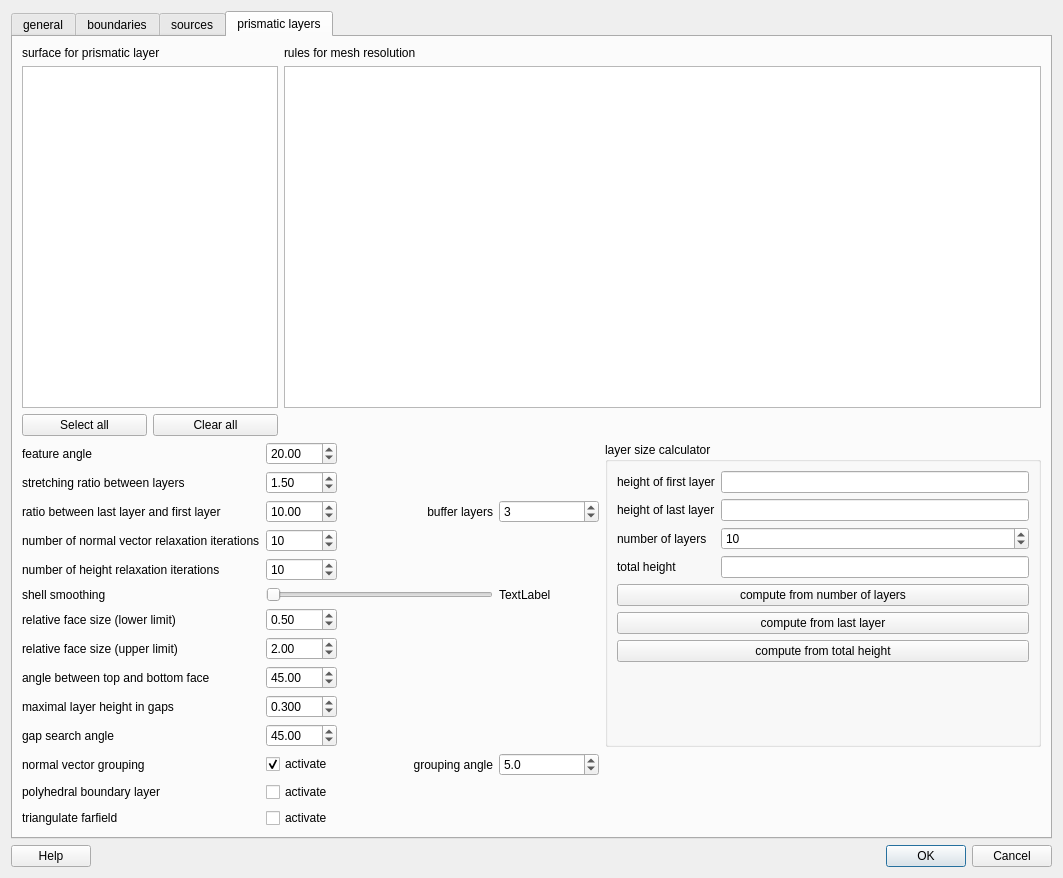
First picture: the form in src/libengrid/guicreatesurfacemesh.ui, repository enGits/engrid, before the edit.
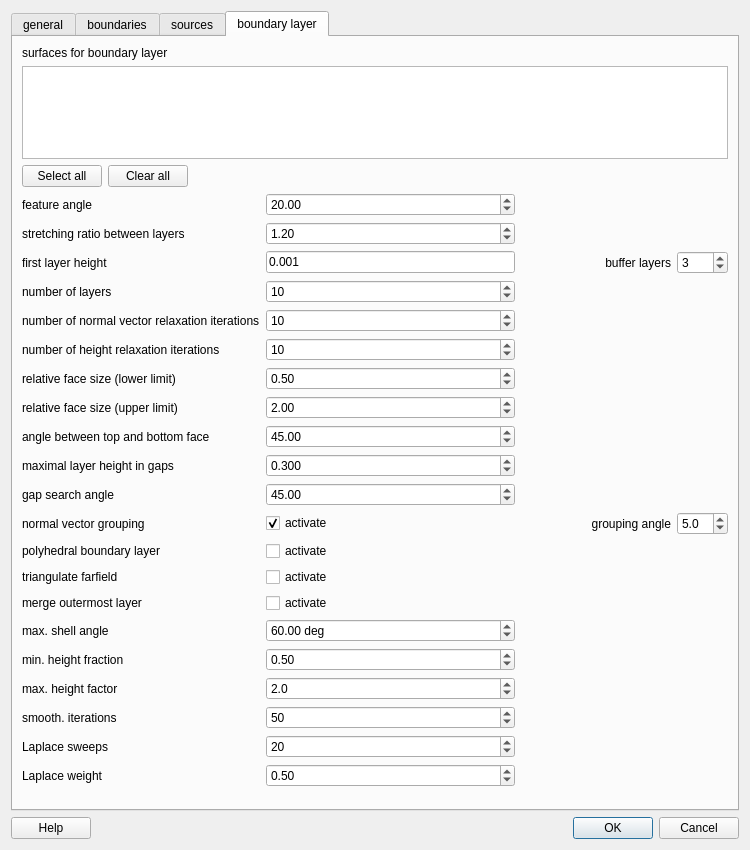
Second picture: the form after the edit. Icons and pictures are not drawn.

Commit message: Add shell height smoother with 3D Laplacian post-processing

Diff of the .ui file:
```diff
--- a/src/libengrid/guicreatesurfacemesh.ui
+++ b/src/libengrid/guicreatesurfacemesh.ui
@@ -6,12 +6,12 @@
    <rect>
     <x>0</x>
     <y>0</y>
-    <width>1063</width>
-    <height>878</height>
+    <width>750</width>
+    <height>850</height>
    </rect>
   </property>
   <property name="windowTitle">
-   <string>Create surface mesh</string>
+   <string>Mesh Properties</string>
   </property>
   <property name="windowIcon">
    <iconset resource="engrid.qrc">
@@ -313,20 +313,15 @@
        <bool>true</bool>
       </property>
       <attribute name="title">
-       <string>prismatic layers</string>
+       <string>boundary layer</string>
       </attribute>
       <layout class="QVBoxLayout" name="verticalLayout_4">
        <item>
-        <layout class="QGridLayout" name="gridLayout_3">
-         <item row="1" column="1">
-          <widget class="QTextEdit" name="m_TextEditPrismaticLayers">
-           <property name="enabled">
-            <bool>true</bool>
-           </property>
-           <property name="font">
-            <font>
-             <family>Liberation Mono</family>
-            </font>
+        <layout class="QGridLayout" name="gridLayout_bc">
+         <item row="0" column="0">
+          <widget class="QLabel" name="label_7">
+           <property name="text">
+            <string>surfaces for boundary layer</string>
            </property>
           </widget>
          </item>
@@ -336,11 +331,17 @@
             <bool>true</bool>
            </property>
            <property name="sizePolicy">
-            <sizepolicy hsizetype="Minimum" vsizetype="Expanding">
+            <sizepolicy hsizetype="Expanding" vsizetype="Expanding">
              <horstretch>0</horstretch>
              <verstretch>0</verstretch>
             </sizepolicy>
            </property>
+           <property name="maximumSize">
+            <size>
+             <width>16777215</width>
+             <height>120</height>
+            </size>
+           </property>
           </widget>
          </item>
          <item row="2" column="0">
@@ -362,39 +363,45 @@
              </property>
             </widget>
            </item>
+           <item>
+            <spacer name="horizontalSpacer_bl">
+             <property name="orientation">
+              <enum>Qt::Horizontal</enum>
+             </property>
+             <property name="sizeHint" stdset="0">
+              <size>
+               <width>40</width>
+               <height>20</height>
+              </size>
+             </property>
+            </spacer>
+           </item>
           </layout>
          </item>
-         <item row="2" column="1">
-          <spacer name="horizontalSpacer_2">
-           <property name="orientation">
-            <enum>Qt::Horizontal</enum>
-           </property>
-           <property name="sizeHint" stdset="0">
-            <size>
-             <width>40</width>
-             <height>20</height>
-            </size>
-           </property>
-          </spacer>
-         </item>
-         <item row="0" column="0">
-          <widget class="QLabel" name="label_7">
-           <property name="text">
-            <string>surface for prismatic layer</string>
-           </property>
-          </widget>
-         </item>
-         <item row="0" column="1">
-          <widget class="QLabel" name="label_8">
-           <property name="text">
-            <string>rules for mesh resolution</string>
-           </property>
-          </widget>
-         </item>
         </layout>
        </item>
        <item>
         <layout class="QGridLayout" name="gridLayout_5">
+         <item row="0" column="0">
+          <widget class="QLabel" name="label_11">
+           <property name="text">
+            <string>feature angle</string>
+           </property>
+          </widget>
+         </item>
+         <item row="0" column="1">
+          <widget class="QDoubleSpinBox" name="m_DoubleSpinBoxBoundaryLayerFeatureAngle">
+           <property name="maximum">
+            <double>180.000000000000000</double>
+           </property>
+           <property name="singleStep">
+            <double>2.500000000000000</double>
+           </property>
+           <property name="value">
+            <double>20.000000000000000</double>
+           </property>
+          </widget>
+         </item>
          <item row="1" column="0">
           <widget class="QLabel" name="label_13">
            <property name="text">
@@ -402,76 +409,113 @@
            </property>
           </widget>
          </item>
+         <item row="1" column="1">
+          <widget class="QDoubleSpinBox" name="m_DoubleSpinBoxBoundaryLayerStretchingRatio">
+           <property name="minimum">
+            <double>1.000000000000000</double>
+           </property>
+           <property name="maximum">
+            <double>10.000000000000000</double>
+           </property>
+           <property name="singleStep">
+            <double>0.050000000000000</double>
+           </property>
+           <property name="value">
+            <double>1.200000000000000</double>
+           </property>
+          </widget>
+         </item>
+         <item row="2" column="0">
+          <widget class="QLabel" name="label_firstlayer">
+           <property name="text">
+            <string>first layer height</string>
+           </property>
+          </widget>
+         </item>
+         <item row="2" column="1">
+          <widget class="QLineEdit" name="m_LineEditFirstLayerHeight">
+           <property name="text">
+            <string>0.001</string>
+           </property>
+          </widget>
+         </item>
+         <item row="2" column="2">
+          <widget class="QLabel" name="label_28">
+           <property name="layoutDirection">
+            <enum>Qt::LeftToRight</enum>
+           </property>
+           <property name="text">
+            <string>buffer layers</string>
+           </property>
+           <property name="alignment">
+            <set>Qt::AlignRight|Qt::AlignTrailing|Qt::AlignVCenter</set>
+           </property>
+          </widget>
+         </item>
+         <item row="2" column="3">
+          <widget class="QSpinBox" name="m_SpinBoxBufferLayers">
+           <property name="minimum">
+            <number>0</number>
+           </property>
+           <property name="maximum">
+            <number>10</number>
+           </property>
+           <property name="value">
+            <number>3</number>
+           </property>
+          </widget>
+         </item>
+         <item row="3" column="0">
+          <widget class="QLabel" name="label_numlayers">
+           <property name="text">
+            <string>number of layers</string>
+           </property>
+          </widget>
+         </item>
+         <item row="3" column="1">
+          <widget class="QSpinBox" name="m_SpinBoxNumLayers">
+           <property name="minimum">
+            <number>1</number>
+           </property>
+           <property name="maximum">
+            <number>100</number>
+           </property>
+           <property name="value">
+            <number>10</number>
+           </property>
+          </widget>
+         </item>
          <item row="4" column="0">
+          <widget class="QLabel" name="label_12">
+           <property name="text">
+            <string>number of normal vector relaxation iterations</string>
+           </property>
+          </widget>
+         </item>
+         <item row="4" column="1">
+          <widget class="QSpinBox" name="m_SpinBoxNormalRelaxationIterations">
+           <property name="maximum">
+            <number>1000</number>
+           </property>
+           <property name="value">
+            <number>10</number>
+           </property>
+          </widget>
+         </item>
+         <item row="5" column="0">
           <widget class="QLabel" name="label_14">
            <property name="text">
             <string>number of height relaxation iterations</string>
            </property>
           </widget>
          </item>
-         <item row="7" column="1">
-          <widget class="QDoubleSpinBox" name="m_DoubleSpinBoxBoundaryLayerUpperFaceLimit">
+         <item row="5" column="1">
+          <widget class="QSpinBox" name="m_SpinBoxHeightRelaxationIterations">
            <property name="maximum">
-            <double>100.000000000000000</double>
+            <number>1000</number>
            </property>
-           <property name="singleStep">
-            <double>0.050000000000000</double>
-           </property>
            <property name="value">
-            <double>2.000000000000000</double>
-           </property>
-          </widget>
-         </item>
-         <item row="11" column="4">
-          <spacer name="horizontalSpacer_5">
-           <property name="orientation">
-            <enum>Qt::Horizontal</enum>
-           </property>
-           <property name="sizeHint" stdset="0">
-            <size>
-             <width>40</width>
-             <height>20</height>
-            </size>
-           </property>
-          </spacer>
-         </item>
-         <item row="2" column="0">
-          <widget class="QLabel" name="label_15">
-           <property name="text">
-            <string>ratio between last layer and first layer</string>
-           </property>
-          </widget>
-         </item>
-         <item row="11" column="1">
-          <widget class="QCheckBox" name="m_CheckBoxBoundaryLayerNormalVectorGrouping">
-           <property name="text">
-            <string>activate</string>
-           </property>
-           <property name="checked">
-            <bool>true</bool>
-           </property>
-          </widget>
-         </item>
-         <item row="7" column="0">
-          <widget class="QLabel" name="label_17">
-           <property name="text">
-            <string>relative face size (upper limit)</string>
-           </property>
-          </widget>
-         </item>
-         <item row="1" column="1">
-          <widget class="QDoubleSpinBox" name="m_DoubleSpinBoxBoundaryLayerStretchingRatio">
-           <property name="minimum">
-            <double>1.000000000000000</double>
-           </property>
-           <property name="maximum">
-            <double>10.000000000000000</double>
-           </property>
-           <property name="singleStep">
-            <double>0.050000000000000</double>
-           </property>
-           <property name="value">
-            <double>1.500000000000000</double>
+            <number>10</number>
            </property>
           </widget>
          </item>
@@ -495,33 +539,23 @@
            </property>
           </widget>
          </item>
-         <item row="10" column="0">
-          <widget class="QLabel" name="label_20">
+         <item row="7" column="0">
+          <widget class="QLabel" name="label_17">
            <property name="text">
-            <string>gap search angle</string>
+            <string>relative face size (upper limit)</string>
            </property>
           </widget>
          </item>
-         <item row="0" column="1">
-          <widget class="QDoubleSpinBox" name="m_DoubleSpinBoxBoundaryLayerFeatureAngle">
+         <item row="7" column="1">
+          <widget class="QDoubleSpinBox" name="m_DoubleSpinBoxBoundaryLayerUpperFaceLimit">
            <property name="maximum">
-            <double>180.000000000000000</double>
+            <double>100.000000000000000</double>
            </property>
            <property name="singleStep">
-            <double>2.500000000000000</double>
+            <double>0.050000000000000</double>
            </property>
            <property name="value">
-            <double>20.000000000000000</double>
-           </property>
-          </widget>
-         </item>
-         <item row="4" column="1">
-          <widget class="QSpinBox" name="m_SpinBoxHeightRelaxationIterations">
-           <property name="maximum">
-            <number>1000</number>
-           </property>
-           <property name="value">
-            <number>10</number>
+            <double>2.000000000000000</double>
            </property>
           </widget>
          </item>
@@ -532,6 +566,62 @@
            </property>
           </widget>
          </item>
+         <item row="8" column="1">
+          <widget class="QDoubleSpinBox" name="m_DoubleSpinBoxBoundaryLayerFaceAngle">
+           <property name="maximum">
+            <double>180.000000000000000</double>
+           </property>
+           <property name="singleStep">
+            <double>2.500000000000000</double>
+           </property>
+           <property name="value">
+            <double>45.000000000000000</double>
+           </property>
+          </widget>
+         </item>
+         <item row="9" column="0">
+          <widget class="QLabel" name="label_19">
+           <property name="text">
+            <string>maximal layer height in gaps</string>
+           </property>
+          </widget>
+         </item>
+         <item row="9" column="1">
+          <widget class="QDoubleSpinBox" name="m_DoubleSpinBoxBoundaryLayerGapHeight">
+           <property name="decimals">
+            <number>3</number>
+           </property>
+           <property name="maximum">
+            <double>1.000000000000000</double>
+           </property>
+           <property name="singleStep">
+            <double>0.025000000000000</double>
+           </property>
+           <property name="value">
+            <double>0.300000000000000</double>
+           </property>
+          </widget>
+         </item>
+         <item row="10" column="0">
+          <widget class="QLabel" name="label_20">
+           <property name="text">
+            <string>gap search angle</string>
+           </property>
+          </widget>
+         </item>
+         <item row="10" column="1">
+          <widget class="QDoubleSpinBox" name="m_DoubleSpinBoxBoundaryLayerRadarAngle">
+           <property name="maximum">
+            <double>90.000000000000000</double>
+           </property>
+           <property name="singleStep">
+            <double>2.500000000000000</double>
+           </property>
+           <property name="value">
+            <double>45.000000000000000</double>
+           </property>
+          </widget>
+         </item>
          <item row="11" column="0">
           <widget class="QLabel" name="label_21">
            <property name="text">
@@ -539,20 +629,13 @@
            </property>
           </widget>
          </item>
-         <item row="3" column="1">
-          <widget class="QSpinBox" name="m_SpinBoxNormalRelaxationIterations">
-           <property name="maximum">
-            <number>1000</number>
-           </property>
-           <property name="value">
-            <number>10</number>
-           </property>
-          </widget>
-         </item>
-         <item row="3" column="0">
-          <widget class="QLabel" name="label_12">
+         <item row="11" column="1">
+          <widget class="QCheckBox" name="m_CheckBoxBoundaryLayerNormalVectorGrouping">
            <property name="text">
-            <string>number of normal vector relaxation iterations</string>
+            <string>activate</string>
+           </property>
+           <property name="checked">
+            <bool>true</bool>
            </property>
           </widget>
          </item>
@@ -591,236 +674,6 @@
            </property>
           </widget>
          </item>
-         <item row="9" column="0">
-          <widget class="QLabel" name="label_19">
-           <property name="text">
-            <string>maximal layer height in gaps</string>
-           </property>
-          </widget>
-         </item>
-         <item row="10" column="1">
-          <widget class="QDoubleSpinBox" name="m_DoubleSpinBoxBoundaryLayerRadarAngle">
-           <property name="maximum">
-            <double>90.000000000000000</double>
-           </property>
-           <property name="singleStep">
-            <double>2.500000000000000</double>
-           </property>
-           <property name="value">
-            <double>45.000000000000000</double>
-           </property>
-          </widget>
-         </item>
-         <item row="0" column="0">
-          <widget class="QLabel" name="label_11">
-           <property name="text">
-            <string>feature angle</string>
-           </property>
-          </widget>
-         </item>
-         <item row="8" column="1">
-          <widget class="QDoubleSpinBox" name="m_DoubleSpinBoxBoundaryLayerFaceAngle">
-           <property name="maximum">
-            <double>180.000000000000000</double>
-           </property>
-           <property name="singleStep">
-            <double>2.500000000000000</double>
-           </property>
-           <property name="value">
-            <double>45.000000000000000</double>
-           </property>
-          </widget>
-         </item>
-         <item row="9" column="1">
-          <widget class="QDoubleSpinBox" name="m_DoubleSpinBoxBoundaryLayerGapHeight">
-           <property name="decimals">
-            <number>3</number>
-           </property>
-           <property name="maximum">
-            <double>1.000000000000000</double>
-           </property>
-           <property name="singleStep">
-            <double>0.025000000000000</double>
-           </property>
-           <property name="value">
-            <double>0.300000000000000</double>
-           </property>
-          </widget>
-         </item>
-         <item row="2" column="1">
-          <widget class="QDoubleSpinBox" name="m_DoubleSpinBoxBoundaryLayerFarfieldRatio">
-           <property name="minimum">
-            <double>1.000000000000000</double>
-           </property>
-           <property name="maximum">
-            <double>1000.000000000000000</double>
-           </property>
-           <property name="singleStep">
-            <double>0.100000000000000</double>
-           </property>
-           <property name="value">
-            <double>10.000000000000000</double>
-           </property>
-          </widget>
-         </item>
-         <item row="0" column="4" rowspan="11">
-          <widget class="QGroupBox" name="groupBox">
-           <property name="title">
-            <string>layer size calculator</string>
-           </property>
-           <layout class="QGridLayout" name="gridLayout_7">
-            <item row="1" column="1">
-             <widget class="QLineEdit" name="m_LineEditCalcH1"/>
-            </item>
-            <item row="1" column="0">
-             <widget class="QLabel" name="label_24">
-              <property name="text">
-               <string>height of last layer</string>
-              </property>
-             </widget>
-            </item>
-            <item row="2" column="0">
-             <widget class="QLabel" name="label_25">
-              <property name="text">
-               <string>number of layers</string>
-              </property>
-             </widget>
-            </item>
-            <item row="3" column="0">
-             <widget class="QLabel" name="label_26">
-              <property name="text">
-               <string>total height</string>
-              </property>
-             </widget>
-            </item>
-            <item row="3" column="1">
-             <widget class="QLineEdit" name="m_LineEditCalcTotalH"/>
-            </item>
-            <item row="0" column="1">
-             <widget class="QLineEdit" name="m_LineEditCalcH0"/>
-            </item>
-            <item row="2" column="1">
-             <widget class="QSpinBox" name="m_SpinBoxCalcNumLayers">
-              <property name="minimum">
-               <number>2</number>
-              </property>
-              <property name="maximum">
-               <number>100</number>
-              </property>
-              <property name="value">
-               <number>10</number>
-              </property>
-             </widget>
-            </item>
-            <item row="4" column="0" colspan="2">
-             <widget class="QPushButton" name="m_PushButtonCalc1">
-              <property name="text">
-               <string>compute from number of layers</string>
-              </property>
-             </widget>
-            </item>
-            <item row="0" column="0">
-             <widget class="QLabel" name="label_23">
-              <property name="text">
-               <string>height of first layer</string>
-              </property>
-             </widget>
-            </item>
-            <item row="7" column="1">
-             <spacer name="verticalSpacer_3">
-              <property name="orientation">
-               <enum>Qt::Vertical</enum>
-              </property>
-              <property name="sizeHint" stdset="0">
-               <size>
-                <width>20</width>
-                <height>40</height>
-               </size>
-              </property>
-             </spacer>
-            </item>
-            <item row="5" column="0" colspan="2">
-             <widget class="QPushButton" name="m_PushButtonCalc2">
-              <property name="text">
-               <string>compute from last layer</string>
-              </property>
-             </widget>
-            </item>
-            <item row="6" column="0" colspan="2">
-             <widget class="QPushButton" name="m_PushButtonCalc3">
-              <property name="text">
-               <string>compute from total height</string>
-              </property>
-             </widget>
-            </item>
-           </layout>
-          </widget>
-         </item>
-         <item row="5" column="0">
-          <widget class="QLabel" name="label_27">
-           <property name="text">
-            <string>shell smoothing</string>
-           </property>
-          </widget>
-         </item>
-         <item row="5" column="1" colspan="2">
-          <widget class="QSlider" name="m_PassBandSlider">
-           <property name="maximum">
-            <number>1000</number>
-           </property>
-           <property name="pageStep">
-            <number>50</number>
-           </property>
-           <property name="orientation">
-            <enum>Qt::Horizontal</enum>
-           </property>
-          </widget>
-         </item>
-         <item row="5" column="3">
-          <widget class="QLabel" name="m_LabelPassBand">
-           <property name="minimumSize">
-            <size>
-             <width>100</width>
-             <height>0</height>
-            </size>
-           </property>
-           <property name="maximumSize">
-            <size>
-             <width>100</width>
-             <height>16777215</height>
-            </size>
-           </property>
-           <property name="text">
-            <string>TextLabel</string>
-           </property>
-          </widget>
-         </item>
-         <item row="2" column="3">
-          <widget class="QSpinBox" name="m_SpinBoxBufferLayers">
-           <property name="minimum">
-            <number>0</number>
-           </property>
-           <property name="maximum">
-            <number>10</number>
-           </property>
-           <property name="value">
-            <number>3</number>
-           </property>
-          </widget>
-         </item>
-         <item row="2" column="2">
-          <widget class="QLabel" name="label_28">
-           <property name="layoutDirection">
-            <enum>Qt::LeftToRight</enum>
-           </property>
-           <property name="text">
-            <string>buffer layers</string>
-           </property>
-           <property name="alignment">
-            <set>Qt::AlignRight|Qt::AlignTrailing|Qt::AlignVCenter</set>
-           </property>
-          </widget>
-         </item>
          <item row="12" column="0">
           <widget class="QLabel" name="label_29">
            <property name="text">
@@ -855,9 +708,189 @@
            </property>
           </widget>
          </item>
+         <item row="14" column="0">
+          <widget class="QLabel" name="label_31">
+           <property name="text">
+            <string>merge outermost layer</string>
+           </property>
+          </widget>
+         </item>
+         <item row="14" column="1">
+          <widget class="QCheckBox" name="m_CheckBoxMergeTopLayer">
+           <property name="text">
+            <string>activate</string>
+           </property>
+           <property name="checked">
+            <bool>false</bool>
+           </property>
+          </widget>
+         </item>
+         <item row="15" column="0">
+          <widget class="QLabel" name="label_32">
+           <property name="text">
+            <string>max. shell angle</string>
+           </property>
+          </widget>
+         </item>
+         <item row="15" column="1">
+          <widget class="QDoubleSpinBox" name="m_DoubleSpinBoxMaxShellAngle">
+           <property name="minimum">
+            <double>1.000000000000000</double>
+           </property>
+           <property name="maximum">
+            <double>180.000000000000000</double>
+           </property>
+           <property name="singleStep">
+            <double>1.000000000000000</double>
+           </property>
+           <property name="value">
+            <double>60.000000000000000</double>
+           </property>
+           <property name="suffix">
+            <string> deg</string>
+           </property>
+          </widget>
+         </item>
+         <item row="16" column="0">
+          <widget class="QLabel" name="label_33">
+           <property name="text">
+            <string>min. height fraction</string>
+           </property>
+          </widget>
+         </item>
+         <item row="16" column="1">
+          <widget class="QDoubleSpinBox" name="m_DoubleSpinBoxSmoothShellA">
+           <property name="minimum">
+            <double>0.000000000000000</double>
+           </property>
+           <property name="maximum">
+            <double>1.000000000000000</double>
+           </property>
+           <property name="singleStep">
+            <double>0.050000000000000</double>
+           </property>
+           <property name="decimals">
+            <number>2</number>
+           </property>
+           <property name="value">
+            <double>0.500000000000000</double>
+           </property>
+          </widget>
+         </item>
+         <item row="17" column="0">
+          <widget class="QLabel" name="label_34">
+           <property name="text">
+            <string>max. height factor</string>
+           </property>
+          </widget>
+         </item>
+         <item row="17" column="1">
+          <widget class="QDoubleSpinBox" name="m_DoubleSpinBoxSmoothShellB">
+           <property name="minimum">
+            <double>1.000000000000000</double>
+           </property>
+           <property name="maximum">
+            <double>4.000000000000000</double>
+           </property>
+           <property name="singleStep">
+            <double>0.100000000000000</double>
+           </property>
+           <property name="decimals">
+            <number>1</number>
+           </property>
+           <property name="value">
+            <double>2.000000000000000</double>
+           </property>
+          </widget>
+         </item>
+         <item row="18" column="0">
+          <widget class="QLabel" name="label_35">
+           <property name="text">
+            <string>smooth. iterations</string>
+           </property>
+          </widget>
+         </item>
+         <item row="18" column="1">
+          <widget class="QSpinBox" name="m_SpinBoxSmoothShellIter">
+           <property name="minimum">
+            <number>0</number>
+           </property>
+           <property name="maximum">
+            <number>500</number>
+           </property>
+           <property name="singleStep">
+            <number>10</number>
+           </property>
+           <property name="value">
+            <number>50</number>
+           </property>
+          </widget>
+         </item>
+         <item row="19" column="0">
+          <widget class="QLabel" name="label_36">
+           <property name="text">
+            <string>Laplace sweeps</string>
+           </property>
+          </widget>
+         </item>
+         <item row="19" column="1">
+          <widget class="QSpinBox" name="m_SpinBoxLaplaceShellSweeps">
+           <property name="minimum">
+            <number>0</number>
+           </property>
+           <property name="maximum">
+            <number>100</number>
+           </property>
+           <property name="singleStep">
+            <number>1</number>
+           </property>
+           <property name="value">
+            <number>20</number>
+           </property>
+          </widget>
+         </item>
+         <item row="20" column="0">
+          <widget class="QLabel" name="label_37">
+           <property name="text">
+            <string>Laplace weight</string>
+           </property>
+          </widget>
+         </item>
+         <item row="20" column="1">
+          <widget class="QDoubleSpinBox" name="m_DoubleSpinBoxLaplaceShellOmega">
+           <property name="minimum">
+            <double>0.000000000000000</double>
+           </property>
+           <property name="maximum">
+            <double>1.000000000000000</double>
+           </property>
+           <property name="singleStep">
+            <double>0.050000000000000</double>
+           </property>
+           <property name="decimals">
+            <number>2</number>
+           </property>
+           <property name="value">
+            <double>0.500000000000000</double>
+           </property>
+          </widget>
+         </item>
+         <item row="21" column="0">
+          <spacer name="verticalSpacer_3">
+           <property name="orientation">
+            <enum>Qt::Vertical</enum>
+           </property>
+           <property name="sizeHint" stdset="0">
+            <size>
+             <width>20</width>
+             <height>40</height>
+            </size>
+           </property>
+          </spacer>
+         </item>
         </layout>
-      </item>
-     </layout>
+       </item>
+      </layout>
      </widget>
     </widget>
    </item>
```
Left out of the diff: 17 changed lines with no effect on the pictures. The commit also changes 10 other files.
